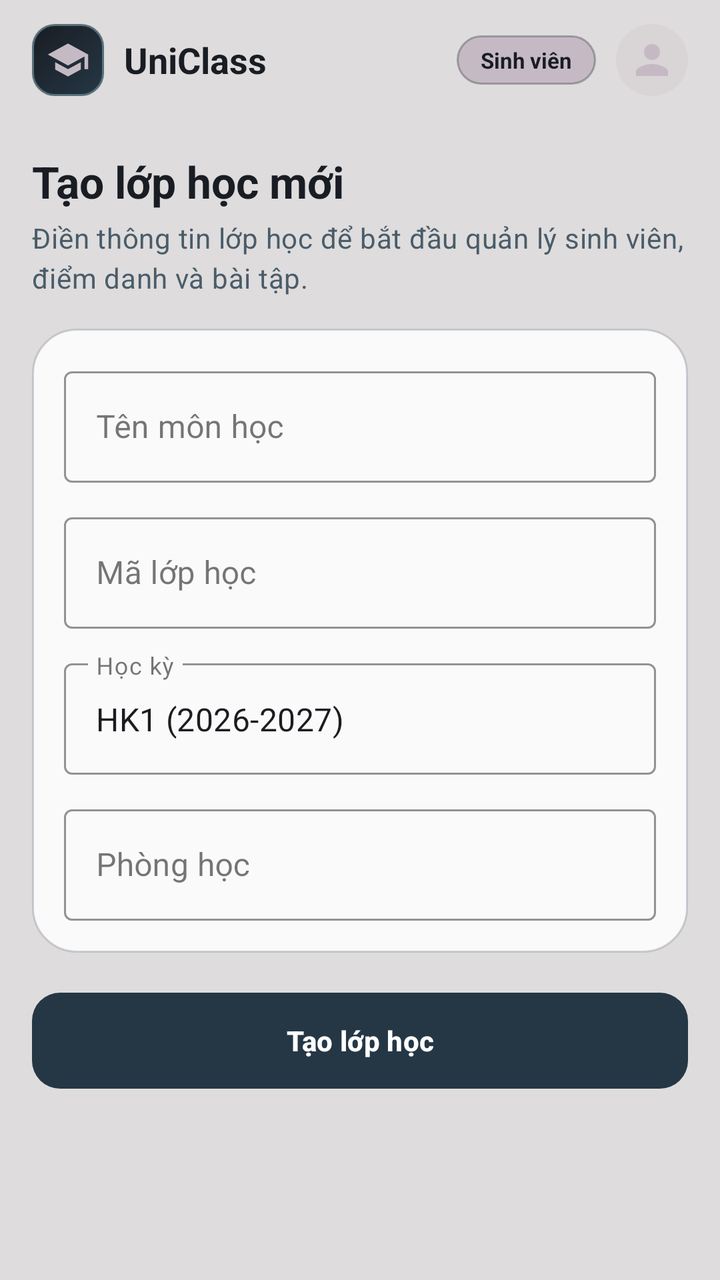
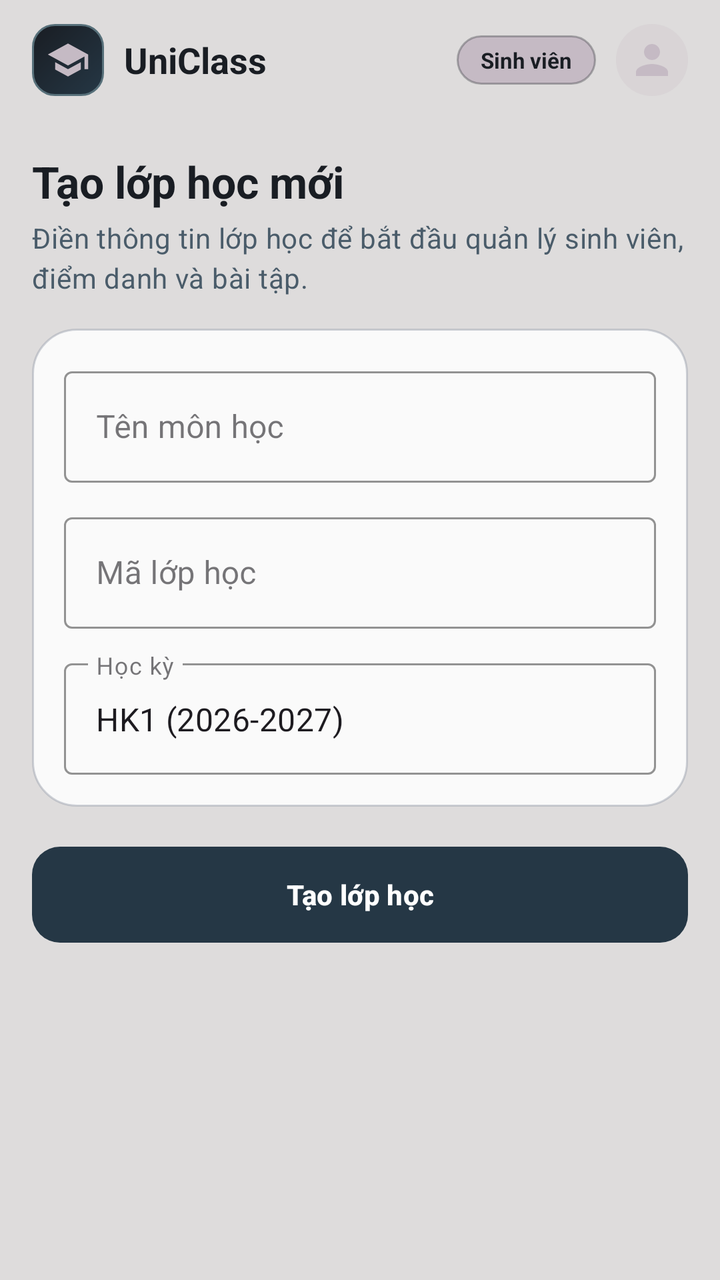

Screens rendered from an Android XML layout before and after an edit, with the pre-edit source and the edit as a unified diff.
<!-- AndroidManifest.xml: application theme Theme.UniClassApp -->
<!-- res/layout/fragment_lecturer_create_class.xml -->
<?xml version="1.0" encoding="utf-8"?>
<LinearLayout xmlns:android="http://schemas.android.com/apk/res/android"
    xmlns:app="http://schemas.android.com/apk/res-auto"
    xmlns:tools="http://schemas.android.com/tools"
    android:layout_width="match_parent"
    android:layout_height="match_parent"
    android:background="@color/uc_bg_canvas"
    android:orientation="vertical">

    <include
        android:id="@+id/topAppBar"
        layout="@layout/view_top_app_bar" />

    <ScrollView
        android:layout_width="match_parent"
        android:layout_height="0dp"
        android:layout_weight="1"
        android:fillViewport="true">

        <LinearLayout
            android:layout_width="match_parent"
            android:layout_height="wrap_content"
            android:orientation="vertical"
            android:paddingHorizontal="@dimen/space_16"
            android:paddingVertical="@dimen/space_16">

            <TextView
                style="@style/TextAppearance.EduLens.Headline"
                android:layout_width="match_parent"
                android:layout_height="wrap_content"
                android:text="@string/create_class_title" />

            <TextView
                style="@style/TextAppearance.EduLens.Body"
                android:layout_width="match_parent"
                android:layout_height="wrap_content"
                android:layout_marginTop="@dimen/space_4"
                android:text="Điền thông tin lớp học để bắt đầu quản lý sinh viên, điểm danh và bài tập."
                android:textColor="@color/text_secondary" />

            
            <LinearLayout
                android:layout_width="match_parent"
                android:layout_height="wrap_content"
                android:layout_marginTop="@dimen/space_16"
                android:background="@drawable/bg_unified_surface_card"
                android:orientation="vertical"
                android:padding="@dimen/space_16">

                
                <com.google.android.material.textfield.TextInputLayout
                    android:id="@+id/tilClassName"
                    style="@style/Widget.MaterialComponents.TextInputLayout.OutlinedBox"
                    android:layout_width="match_parent"
                    android:layout_height="wrap_content"
                    android:hint="@string/label_class_name"
                    app:boxStrokeColor="@color/color_primary">

                    <com.google.android.material.textfield.TextInputEditText
                        android:id="@+id/etClassName"
                        android:layout_width="match_parent"
                        android:layout_height="wrap_content"
                        android:inputType="textCapWords"
                        android:maxLines="1" />
                </com.google.android.material.textfield.TextInputLayout>

                
                <com.google.android.material.textfield.TextInputLayout
                    android:id="@+id/tilClassCode"
                    style="@style/Widget.MaterialComponents.TextInputLayout.OutlinedBox"
                    android:layout_width="match_parent"
                    android:layout_height="wrap_content"
                    android:layout_marginTop="@dimen/space_12"
                    android:hint="@string/label_class_code"
                    app:boxStrokeColor="@color/color_primary">

                    <com.google.android.material.textfield.TextInputEditText
                        android:id="@+id/etClassCode"
                        android:layout_width="match_parent"
                        android:layout_height="wrap_content"
                        android:inputType="textCapCharacters"
                        android:maxLines="1" />
                </com.google.android.material.textfield.TextInputLayout>

                
                <com.google.android.material.textfield.TextInputLayout
                    android:id="@+id/tilSemester"
                    style="@style/Widget.MaterialComponents.TextInputLayout.OutlinedBox"
                    android:layout_width="match_parent"
                    android:layout_height="wrap_content"
                    android:layout_marginTop="@dimen/space_12"
                    android:hint="@string/label_semester"
                    app:boxStrokeColor="@color/color_primary">

                    <com.google.android.material.textfield.TextInputEditText
                        android:id="@+id/etSemester"
                        android:layout_width="match_parent"
                        android:layout_height="wrap_content"
                        android:inputType="text"
                        android:maxLines="1"
                        android:text="HK1 (2026-2027)" />
                </com.google.android.material.textfield.TextInputLayout>

                
                <com.google.android.material.textfield.TextInputLayout
                    android:id="@+id/tilRoom"
                    style="@style/Widget.MaterialComponents.TextInputLayout.OutlinedBox"
                    android:layout_width="match_parent"
                    android:layout_height="wrap_content"
                    android:layout_marginTop="@dimen/space_12"
                    android:hint="@string/label_room"
                    app:boxStrokeColor="@color/color_primary">

                    <com.google.android.material.textfield.TextInputEditText
                        android:id="@+id/etRoom"
                        android:layout_width="match_parent"
                        android:layout_height="wrap_content"
                        android:inputType="textCapCharacters"
                        android:maxLines="1" />
                </com.google.android.material.textfield.TextInputLayout>

            </LinearLayout>

            
            <ProgressBar
                android:id="@+id/progressLoading"
                android:layout_width="wrap_content"
                android:layout_height="wrap_content"
                android:layout_gravity="center"
                android:layout_marginTop="@dimen/space_16"
                android:indeterminateTint="@color/color_primary"
                android:visibility="gone" />

            
            <com.google.android.material.button.MaterialButton
                android:id="@+id/btnSubmitCreateClass"
                style="@style/Widget.EduLens.Button.Filled"
                android:layout_width="match_parent"
                android:layout_height="wrap_content"
                android:layout_marginTop="@dimen/space_20"
                android:minHeight="48dp"
                android:text="@string/btn_submit_create_class" />

        </LinearLayout>
    </ScrollView>
</LinearLayout>
<!-- res/layout/view_top_app_bar.xml (included above) -->
<?xml version="1.0" encoding="utf-8"?>
<LinearLayout xmlns:android="http://schemas.android.com/apk/res/android"
    xmlns:app="http://schemas.android.com/apk/res-auto"
    android:id="@+id/topAppBarRoot"
    android:layout_width="match_parent"
    android:layout_height="60dp"
    android:background="@color/uc_bg_top_bar"
    android:gravity="center_vertical"
    android:orientation="horizontal"
    android:paddingHorizontal="16dp">

    <ImageButton
        android:id="@+id/ivBack"
        android:layout_width="36dp"
        android:layout_height="36dp"
        android:layout_marginEnd="8dp"
        android:background="?attr/selectableItemBackgroundBorderless"
        android:contentDescription="@string/desc_back_button"
        android:src="@drawable/ic_arrow_back"
        android:visibility="gone"
        app:tint="@color/uc_text_primary" />

    <FrameLayout
        android:id="@+id/flBrandLogo"
        android:layout_width="36dp"
        android:layout_height="36dp"
        android:layout_marginEnd="10dp"
        android:background="@drawable/bg_unified_top_logo">

        <ImageView
            android:layout_width="22dp"
            android:layout_height="22dp"
            android:layout_gravity="center"
            android:src="@drawable/ic_graduation_cap"
            app:tint="@color/p2_lavender" />
    </FrameLayout>

    <TextView
        android:id="@+id/tvTitle"
        android:layout_width="0dp"
        android:layout_height="wrap_content"
        android:layout_weight="1"
        android:ellipsize="end"
        android:maxLines="1"
        android:text="@string/edu_lens_title"
        android:textColor="@color/uc_text_primary"
        android:textSize="18sp"
        android:textStyle="bold" />

    <TextView
        android:id="@+id/tvRoleBadge"
        android:layout_width="wrap_content"
        android:layout_height="wrap_content"
        android:layout_marginEnd="10dp"
        android:background="@drawable/bg_unified_lavender_pill"
        android:paddingHorizontal="12dp"
        android:paddingVertical="5dp"
        android:text="@string/role_badge_student"
        android:textColor="#191D23"
        android:textSize="11sp"
        android:textStyle="bold" />

    <ImageView
        android:id="@+id/ivAvatar"
        android:layout_width="36dp"
        android:layout_height="36dp"
        android:background="@drawable/bg_circle_aura"
        android:contentDescription="@string/desc_avatar"
        android:padding="6dp"
        android:src="@drawable/ic_person_outline"
        app:tint="@color/p2_lavender" />

    <TextView
        android:id="@+id/btnTopBarAction"
        android:layout_width="wrap_content"
        android:layout_height="wrap_content"
        android:background="@drawable/bg_unified_top_action_btn"
        android:clickable="true"
        android:focusable="true"
        android:text="Chỉnh sửa"
        android:textColor="@color/uc_text_primary"
        android:textSize="12sp"
        android:textStyle="bold"
        android:visibility="gone" />
</LinearLayout>
<!-- resources referenced by this layout -->
<resources>
  <color name="color_primary">#253745</color>
  <color name="p2_lavender">#C5BAC4</color>
  <color name="text_secondary">@color/uc_text_secondary</color>
  <color name="uc_bg_canvas">#DEDCDC</color>
  <color name="uc_bg_top_bar">@color/uc_bg_canvas</color>
  <color name="uc_text_primary">#191D23</color>
  <dimen name="space_12">12dp</dimen>
  <dimen name="space_16">16dp</dimen>
  <dimen name="space_20">20dp</dimen>
  <dimen name="space_4">4dp</dimen>
  <!-- drawable bg_circle_aura (drawable) -->
  <?xml version="1.0" encoding="utf-8"?>
  <shape xmlns:android="http://schemas.android.com/apk/res/android"
      android:shape="oval">
      <solid android:color="@color/color_primary_container" />
  </shape>
  <!-- drawable bg_unified_lavender_pill (drawable) -->
  <?xml version="1.0" encoding="utf-8"?>
  <shape xmlns:android="http://schemas.android.com/apk/res/android"
      android:shape="rectangle">
      <corners android:radius="999dp" />
      <solid android:color="#C5BAC4" />
      <stroke
          android:width="1dp"
          android:color="#4D191D23" />
  </shape>
  <!-- drawable bg_unified_surface_card (drawable) -->
  <?xml version="1.0" encoding="utf-8"?>
  <shape xmlns:android="http://schemas.android.com/apk/res/android"
      android:shape="rectangle">
      <corners android:radius="22dp" />
      <solid android:color="@color/uc_surface_card" />
      <stroke
          android:width="1dp"
          android:color="@color/uc_border_card" />
  </shape>
  <!-- drawable ic_arrow_back (drawable) -->
  <vector xmlns:android="http://schemas.android.com/apk/res/android"
      android:width="24dp"
      android:height="24dp"
      android:viewportWidth="24"
      android:viewportHeight="24">
      <path
          android:fillColor="#FF0F172A"
          android:pathData="M20,11H7.83l5.59,-5.59L12,4l-8,8 8,8 1.41,-1.41L7.83,13H20v-2z" />
  </vector>
  <!-- drawable ic_graduation_cap (drawable) -->
  <vector xmlns:android="http://schemas.android.com/apk/res/android"
      android:width="48dp"
      android:height="48dp"
      android:viewportWidth="24"
      android:viewportHeight="24">
    <path
        android:fillColor="#1976D2"
        android:pathData="M12,3L1,9l11,6 9,-4.91V17h2V9L12,3z M5,13.18v4L12,21l7,-3.82v-4L12,17l-7,-3.82z"/>
  </vector>
  <string name="btn_submit_create_class">Tạo lớp học</string>
  <string name="create_class_title">Tạo lớp học mới</string>
  <string name="desc_avatar">Ảnh đại diện</string>
  <string name="desc_back_button">Nút quay lại</string>
  <string name="edu_lens_title">UniClass</string>
  <string name="label_class_code">Mã lớp học</string>
  <string name="label_class_name">Tên môn học</string>
  <string name="label_room">Phòng học</string>
  <string name="label_semester">Học kỳ</string>
  <string name="role_badge_student">Sinh viên</string>
  <style name="TextAppearance.EduLens.Body" parent="TextAppearance.Material3.BodyMedium">
          <item name="android:textSize">14sp</item>
          <item name="android:textStyle">normal</item>
          <item name="android:textColor">@color/text_secondary</item>
      </style>
  <style name="TextAppearance.EduLens.Headline" parent="TextAppearance.Material3.HeadlineSmall">
          <item name="android:textSize">22sp</item>
          <item name="android:textStyle">bold</item>
          <item name="android:textColor">@color/text_primary</item>
      </style>
  <style name="Theme.UniClassApp" parent="Base.Theme.UniClassApp" />
  <color name="uc_text_secondary">#4A5C6A</color>
  <color name="color_primary_container">#40C5BAC4</color>
  <color name="uc_surface_card">#D9FFFFFF</color>
  <color name="uc_border_card">#73989DAA</color>
  <color name="uc_surface_elevated">#CCD0CF</color>
  <color name="p2_teal">#57707A</color>
  <color name="text_primary">@color/uc_text_primary</color>
  <dimen name="button_height_md">40dp</dimen>
  <color name="uc_btn_primary_bg">#253745</color>
  <color name="uc_btn_primary_text">#FFFFFF</color>
  <color name="color_error">#DC2626</color>
  <!-- unchanged entries left out for length: 5 -->
</resources>

<!-- the commit's change to res/layout/fragment_lecturer_create_class.xml (unified diff, before → after) -->
@@ -99,24 +99,6 @@
                         android:inputType="text"
                         android:maxLines="1"
                         android:text="HK1 (2026-2027)" />
-                </com.google.android.material.textfield.TextInputLayout>
-
-                
-                <com.google.android.material.textfield.TextInputLayout
-                    android:id="@+id/tilRoom"
-                    style="@style/Widget.MaterialComponents.TextInputLayout.OutlinedBox"
-                    android:layout_width="match_parent"
-                    android:layout_height="wrap_content"
-                    android:layout_marginTop="@dimen/space_12"
-                    android:hint="@string/label_room"
-                    app:boxStrokeColor="@color/color_primary">
-
-                    <com.google.android.material.textfield.TextInputEditText
-                        android:id="@+id/etRoom"
-                        android:layout_width="match_parent"
-                        android:layout_height="wrap_content"
-                        android:inputType="textCapCharacters"
-                        android:maxLines="1" />
                 </com.google.android.material.textfield.TextInputLayout>
 
             </LinearLayout>
<!-- resource entries referenced after the edit -->
@@ -63,7 +63,6 @@
   <string name="edu_lens_title">UniClass</string>
   <string name="label_class_code">Mã lớp học</string>
   <string name="label_class_name">Tên môn học</string>
-  <string name="label_room">Phòng học</string>
   <string name="label_semester">Học kỳ</string>
   <string name="role_badge_student">Sinh viên</string>
   <style name="TextAppearance.EduLens.Body" parent="TextAppearance.Material3.BodyMedium">
